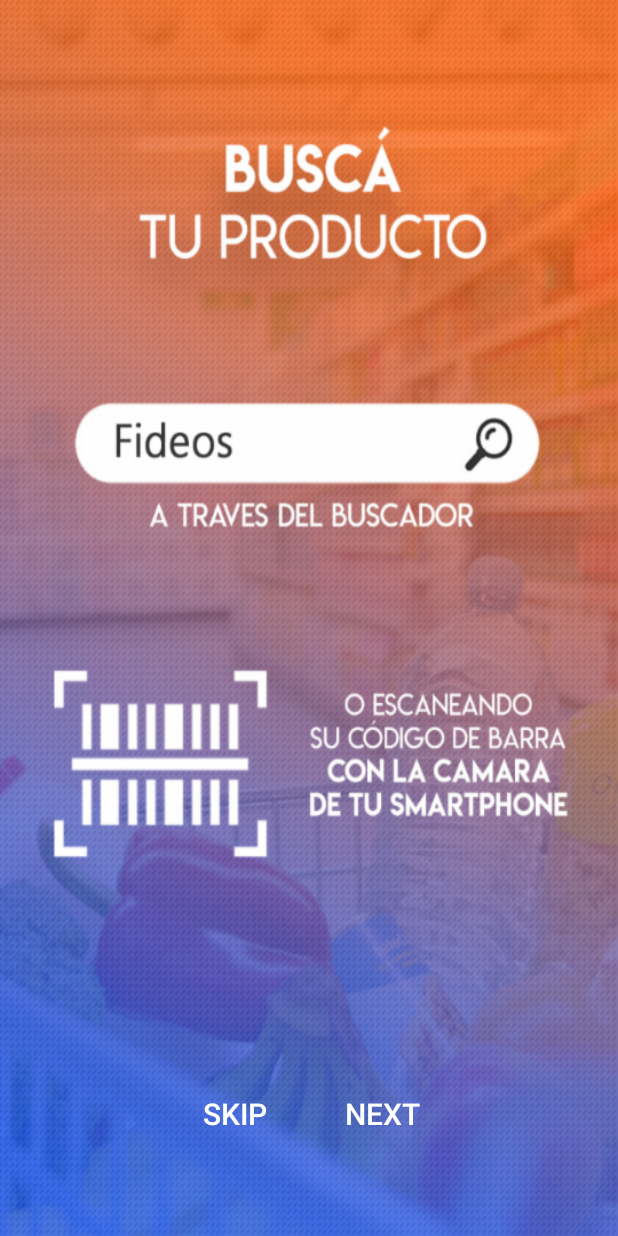
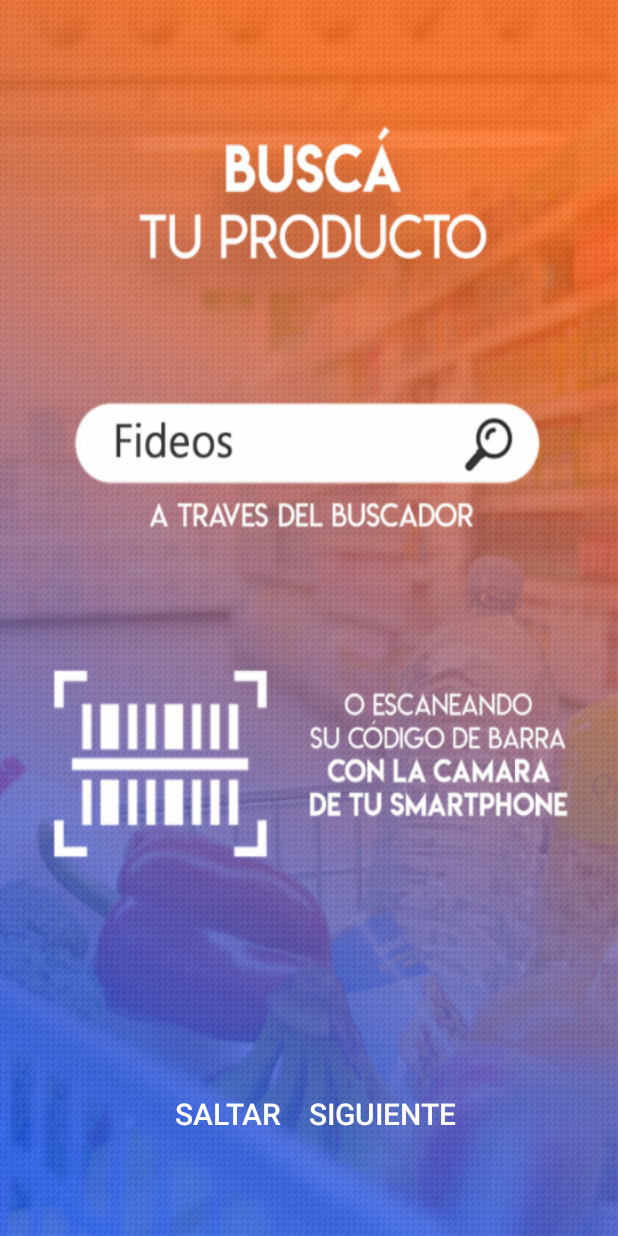
Before and after one commit to lucasdepetris/MAPrecios, an Android app: the screen it shows after launch (TutorialActivity), on a phone screen of 412 x 824 dp. Run offline under Robolectric (Android 15) with nearby library versions, the phone set to English and light mode, and no system bars; our stand-ins replace ButterKnife.

Commit message:
-Se cambio el icono de la app y texto tutorial

```diff
--- a/app/src/main/AndroidManifest.xml
+++ b/app/src/main/AndroidManifest.xml
@@ -14,7 +14,7 @@
     <application
         android:allowBackup="true"
         android:icon="@mipmap/ic_launcher"
-        android:label=""
+        android:label="@string/app_name"
         android:roundIcon="@mipmap/ic_launcher_round"
         android:supportsRtl="true"
         android:theme="@style/AppTheme">
@@ -42,16 +42,18 @@
             android:name=".SignInActivity"
             android:screenOrientation="portrait" />
         <activity
+            android:label=""
             android:name=".VerProductoPorId"
             android:screenOrientation="portrait" />
         <activity
+            android:label=""
             android:name=".BuscarProductos"
             android:screenOrientation="portrait"
             android:windowSoftInputMode="stateVisible|adjustPan" />
         <activity
             android:name=".HomeActivity"
             android:hardwareAccelerated="true"
-            android:label="@string/app_name"
+            android:label=""
             android:screenOrientation="portrait"
             android:theme="@style/AppTheme.NoActionBar" />
         <activity
--- a/app/src/main/java/com/preciosclaros/MapreciosUtils.java
+++ b/app/src/main/java/com/preciosclaros/MapreciosUtils.java
@@ -18,7 +18,7 @@ public class MapreciosUtils {
         return instance;
     }
 
-    public static void showAlert(Context context, String mensaje, DialogInterface.OnClickListener okCb,DialogInterface.OnClickListener cancelBtn) {
+    public static void showAlert(Context context, String mensaje,String CancelTitle,String OkTitle, DialogInterface.OnClickListener okCb,DialogInterface.OnClickListener cancelBtn) {
         new AlertDialog.Builder(context)
                 .setNegativeButton("Cancelar",cancelBtn)
                 .setCancelable(false)
--- a/app/src/main/res/layout/activity_tutorial.xml
+++ b/app/src/main/res/layout/activity_tutorial.xml
@@ -22,7 +22,7 @@
             android:layout_width="wrap_content"
             android:layout_height="wrap_content"
             android:background="@null"
-            android:text="skip"
+            android:text="Saltar"
             android:textSize="20dp"
             android:textColor="@android:color/white"
             />
@@ -31,7 +31,7 @@
             android:layout_width="wrap_content"
             android:layout_height="wrap_content"
             android:background="@null"
-            android:text="next"
+            android:text="Siguiente"
             android:textSize="20dp"
             android:textColor="@android:color/white" />
 
--- a/app/src/main/res/menu/activity_home_drawer.xml
+++ b/app/src/main/res/menu/activity_home_drawer.xml
@@ -14,7 +14,7 @@
             android:title="Cerrar Sesion" />
         <item
             android:id="@+id/nav_tuto"
-            android:icon="@drawable/ic_menu_manage"
+            android:icon="@drawable/ic_menu_help"
             android:title="Tutorial" />
     </group>
 
--- a/app/src/main/res/values/drawables.xml
+++ b/app/src/main/res/values/drawables.xml
@@ -4,5 +4,5 @@
     <item name="ic_menu_slideshow" type="drawable">@android:drawable/ic_menu_slideshow</item>
     <item name="ic_menu_manage" type="drawable">@android:drawable/ic_menu_manage</item>
     <item name="ic_menu_share" type="drawable">@android:drawable/ic_menu_share</item>
-    <item name="ic_menu_send" type="drawable">@android:drawable/ic_menu_send</item>
+    <item name="ic_menu_help" type="drawable">@android:drawable/ic_menu_help</item>
 </resources>
```
Also changed, not shown: app/src/main/java/com/preciosclaros/HomeActivity.java (+13 -2 lines), app/src/main/java/com/preciosclaros/TutorialActivity.java (+5 -4 lines), app/src/main/res/mipmap-hdpi/ic_launcher.png, app/src/main/res/mipmap-hdpi/ic_launcher_round.png, app/src/main/res/mipmap-mdpi/ic_launcher.png, app/src/main/res/mipmap-mdpi/ic_launcher_round.png, app/src/main/res/mipmap-xhdpi/ic_launcher.png, app/src/main/res/mipmap-xhdpi/ic_launcher_round.png, app/src/main/res/mipmap-xxhdpi/ic_launcher.png, app/src/main/res/mipmap-xxhdpi/ic_launcher_round.png, app/src/main/res/mipmap-xxxhdpi/ic_launcher.png, app/src/main/res/mipmap-xxxhdpi/ic_launcher_round.png.
